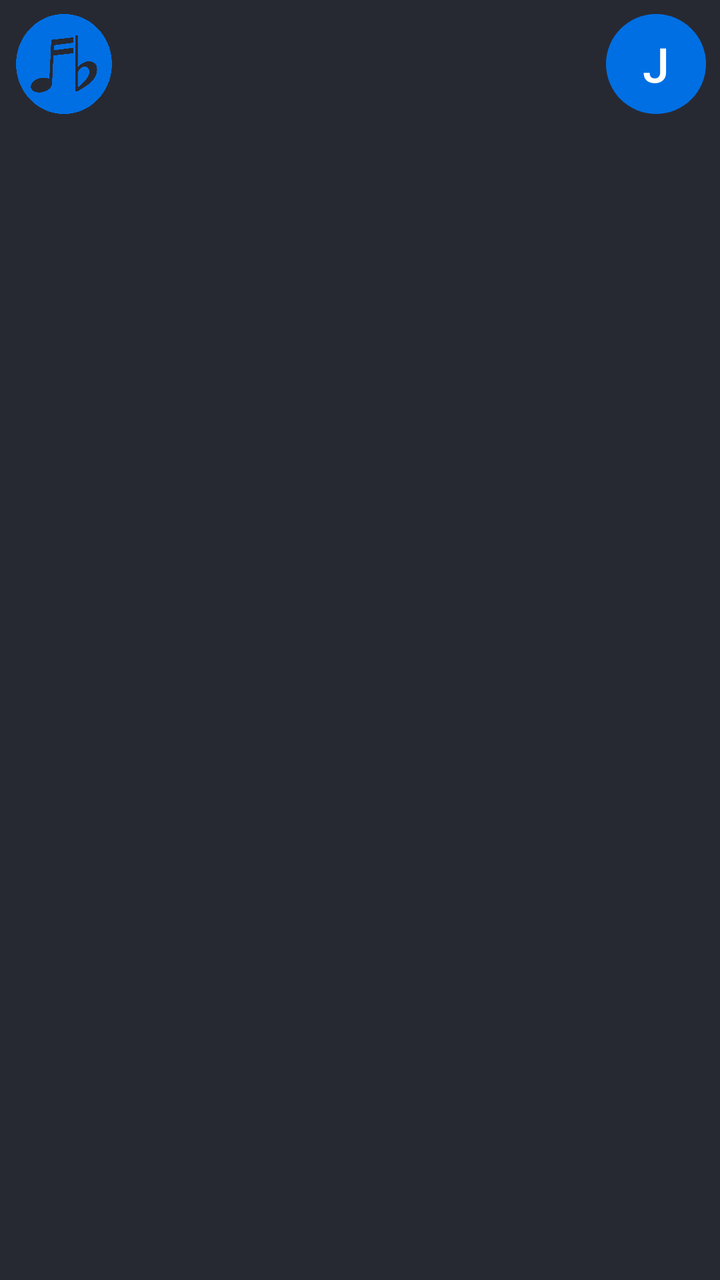
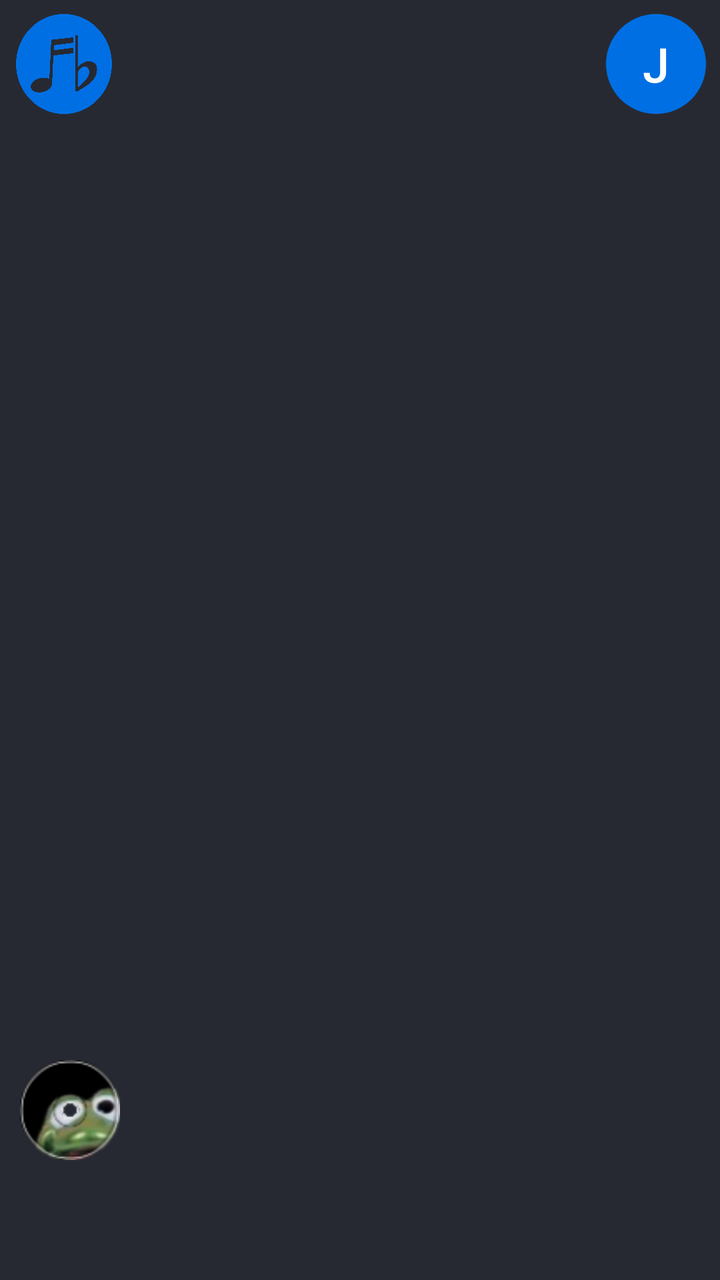

Compare the two renders of this Android layout. The source of the first and the diff that turns it into the second are given below.
<!-- AndroidManifest.xml: application theme Theme.MyApplication -->
<!-- res/layout/activity_main.xml -->
<?xml version="1.0" encoding="utf-8"?>
<androidx.constraintlayout.widget.ConstraintLayout xmlns:android="http://schemas.android.com/apk/res/android"
    xmlns:app="http://schemas.android.com/apk/res-auto"
    xmlns:tools="http://schemas.android.com/tools"
    android:id="@+id/main"
    android:background="@color/shadowGrey"
    android:layout_width="match_parent"
    android:layout_height="match_parent"
    tools:context=".MainActivity">

    <ImageView
        android:layout_width="50dp"
        android:layout_height="50dp"
        android:src="@drawable/filbleu_logo"
        android:layout_margin="7dp"
        app:layout_constraintStart_toStartOf="parent"
        app:layout_constraintTop_toTopOf="parent">
    </ImageView>

    <com.google.android.material.button.MaterialButton
        android:id="@+id/profile_button"
        android:layout_width="50dp"
        android:layout_height="50dp"
        android:text="J"
        android:textSize="24sp"
        android:textColor="#FFFFFF"
        android:insetTop="0dp"
        android:insetBottom="0dp"
        android:padding="0dp"
        android:layout_margin="7dp"
        app:cornerRadius="25dp"
        app:backgroundTint="@color/bleuMain"
        app:layout_constraintEnd_toEndOf="parent"
        app:layout_constraintTop_toTopOf="parent"/>

    <LinearLayout
        android:layout_width="match_parent"
        android:layout_height="wrap_content"
        app:layout_constraintBottom_toBottomOf="parent"
        app:layout_constraintStart_toStartOf="parent"
        app:layout_constraintEnd_toEndOf="parent">

        <ImageView
            android:layout_width="50dp"
            android:layout_height="50dp">
        </ImageView>

    </LinearLayout>

</androidx.constraintlayout.widget.ConstraintLayout>
<!-- resources referenced by this layout -->
<resources>
  <color name="bleuMain">#006FE3</color>
  <color name="shadowGrey">#272932</color>
  <!-- drawable filbleu_logo: png bitmap (drawable, 45715 bytes) -->
  <style name="Theme.MyApplication" parent="Base.Theme.MyApplication" />
  <style name="Base.Theme.MyApplication" parent="Theme.Material3.DayNight.NoActionBar">
          
          
      </style>
</resources>

<!-- the commit's change to res/layout/activity_main.xml (unified diff, before → after) -->
@@ -34,6 +34,25 @@
         app:layout_constraintTop_toTopOf="parent"/>
 
     <LinearLayout
+        android:id="@+id/music_player"
+        android:layout_width="match_parent"
+        android:layout_height="wrap_content"
+        android:orientation="horizontal"
+        app:layout_constraintBottom_toTopOf="@id/navbar"
+        app:layout_constraintEnd_toEndOf="parent"
+        app:layout_constraintStart_toStartOf="parent">
+
+        <ImageView
+            android:id="@+id/imageView"
+            android:layout_width="50dp"
+            android:layout_height="50dp"
+            android:layout_margin="10dp"
+            app:srcCompat="@drawable/music_image_placeholder" />
+
+    </LinearLayout>
+
+    <LinearLayout
+        android:id="@+id/navbar"
         android:layout_width="match_parent"
         android:layout_height="wrap_content"
         app:layout_constraintBottom_toBottomOf="parent"
<!-- resource entries referenced after the edit -->
@@ -3,6 +3,7 @@
   <color name="bleuMain">#006FE3</color>
   <color name="shadowGrey">#272932</color>
   <!-- drawable filbleu_logo: png bitmap (drawable, 45715 bytes) -->
+  <!-- drawable music_image_placeholder: webp bitmap (drawable, 4494 bytes) -->
   <style name="Theme.MyApplication" parent="Base.Theme.MyApplication" />
   <style name="Base.Theme.MyApplication" parent="Theme.Material3.DayNight.NoActionBar">
           
